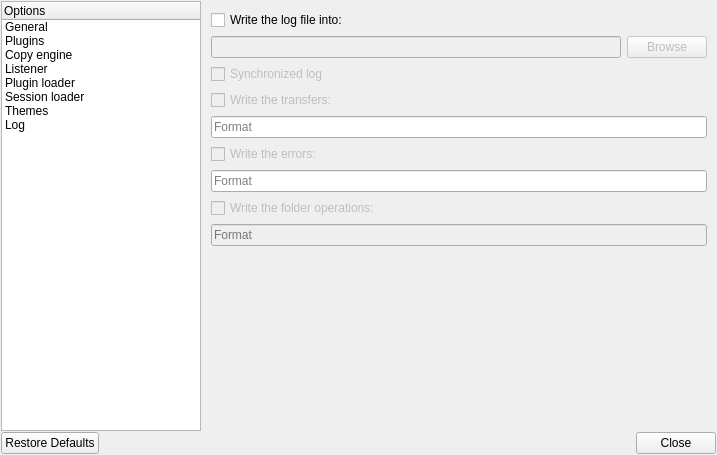
alphaonex86/Ultracopier, file OptionDialog.ui: the form before one commit.
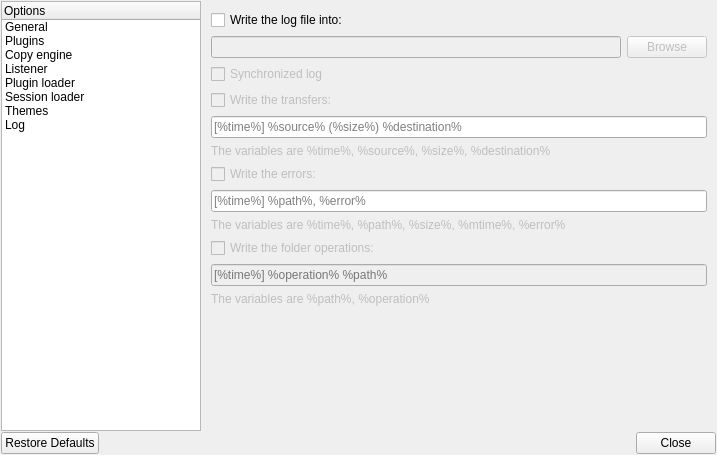
The form after the commit. The open tabs and pages were chosen to show the change. Icons and pictures are not drawn.

```diff
--- a/OptionDialog.ui
+++ b/OptionDialog.ui
@@ -687,7 +687,17 @@
             <string>The variables are %time%, %source%, %size%, %destination%</string>
            </property>
            <property name="placeholderText">
-            <string>Format</string>
+            <string notr="true">[%time%] %source% (%size%) %destination%</string>
+           </property>
+          </widget>
+         </item>
+         <item>
+          <widget class="QLabel" name="label_6">
+           <property name="enabled">
+            <bool>false</bool>
+           </property>
+           <property name="text">
+            <string extracomment="%time%, %source%, %size%, %destination% should not be translated">The variables are %time%, %source%, %size%, %destination%</string>
            </property>
           </widget>
          </item>
@@ -707,7 +717,17 @@
             <string>The variables are %time%, %path%, %size%, %mtime%, %error%</string>
            </property>
            <property name="placeholderText">
-            <string>Format</string>
+            <string notr="true">[%time%] %path%, %error%</string>
+           </property>
+          </widget>
+         </item>
+         <item>
+          <widget class="QLabel" name="label_7">
+           <property name="enabled">
+            <bool>false</bool>
+           </property>
+           <property name="text">
+            <string extracomment="%time%, %path%, %size%, %mtime%, %error% should not be translated">The variables are %time%, %path%, %size%, %mtime%, %error%</string>
            </property>
           </widget>
          </item>
@@ -727,7 +747,17 @@
             <bool>false</bool>
            </property>
            <property name="placeholderText">
-            <string>Format</string>
+            <string notr="true">[%time%] %operation% %path%</string>
+           </property>
+          </widget>
+         </item>
+         <item>
+          <widget class="QLabel" name="label_10">
+           <property name="enabled">
+            <bool>false</bool>
+           </property>
+           <property name="text">
+            <string extracomment="%path%, %operation% should not be translated">The variables are %path%, %operation%</string>
            </property>
           </widget>
          </item>
```
Left out of the diff: 9 changed lines with no effect on the pictures.
